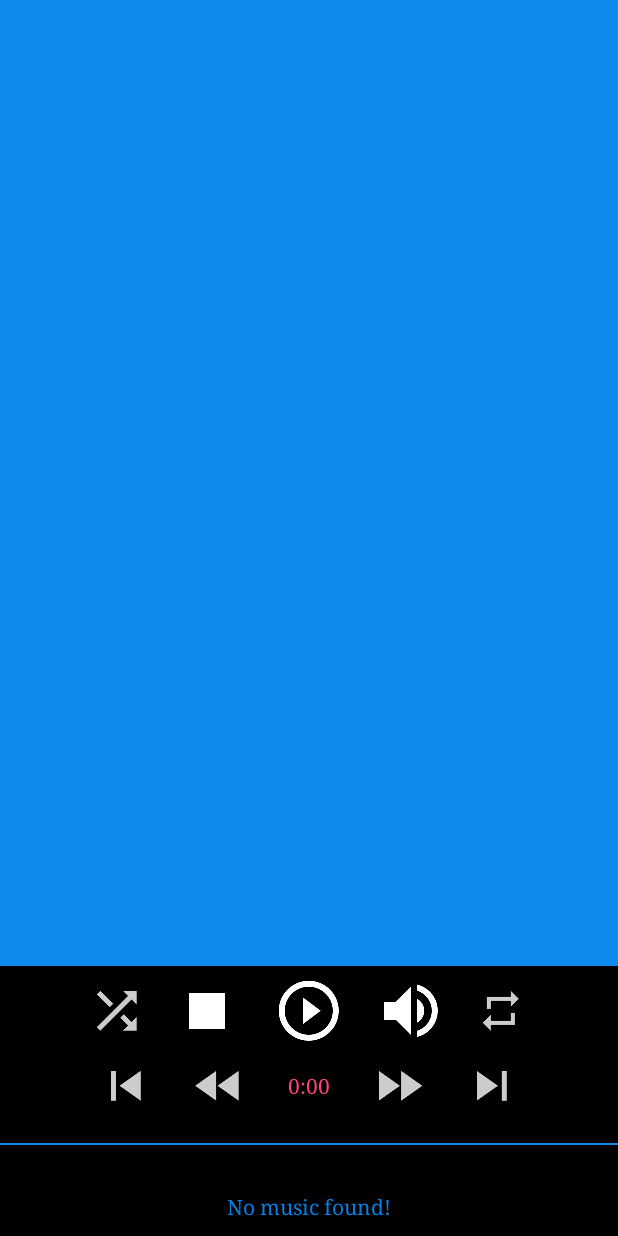
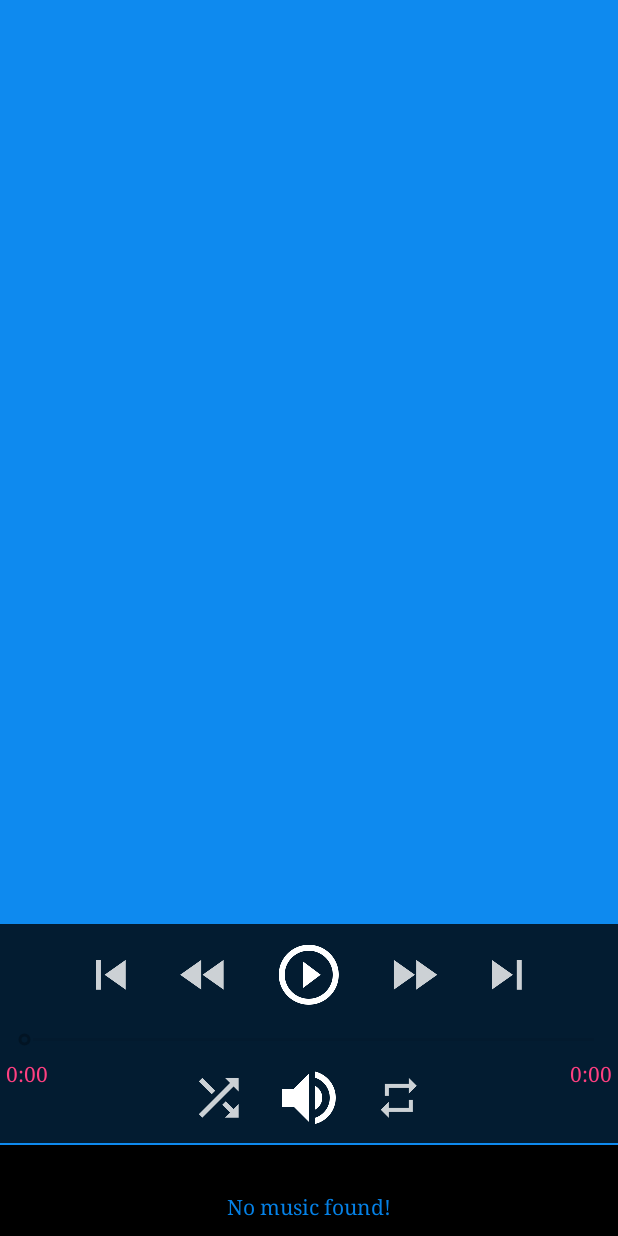
Before and after one commit to DominList/DPLAudioPlayer, an Android app: the screen it shows after launch (MainActivity), on a phone screen of 412 x 824 dp. Run offline under Robolectric (Android 15) with nearby library versions, the light colour scheme and no system bars; 2 statements that could not run were skipped.

Commit message:
layout changed to transparency

```diff
--- a/app/src/main/java/com/dpl/dominlist/dplaudioplayer/AudioPlayerService.java
+++ b/app/src/main/java/com/dpl/dominlist/dplaudioplayer/AudioPlayerService.java
@@ -13,7 +13,6 @@ import android.provider.MediaStore;
 import android.support.annotation.Nullable;
 import android.util.Log;
 
-import java.util.Arrays;
 import java.util.ArrayList;
 import java.util.List;
 import java.util.Random;
@@ -342,7 +341,7 @@ public class AudioPlayerService extends Service implements MediaPlayer.OnPrepare
      */
     @Override
     public void onSeekComplete(MediaPlayer mp) {
-        mp.start();
+        if(mediaPlayer.isPlaying())  mp.start();
     }
 
     /**
--- a/app/src/main/java/com/dpl/dominlist/dplaudioplayer/MainActivity.java
+++ b/app/src/main/java/com/dpl/dominlist/dplaudioplayer/MainActivity.java
@@ -53,6 +53,7 @@ public class MainActivity extends AppCompatActivity implements SeekBar.OnSeekBar
     private TextView dirView;
     private TextView trackDataView;
     private TextView trackTimeView;
+    private TextView trackDurationView;
     private SeekBar seekBar;
 
     // Declaration of necessary utils
@@ -76,20 +77,20 @@ public class MainActivity extends AppCompatActivity implements SeekBar.OnSeekBar
     private Runnable mUpdateTimeTask = new Runnable() {
         public void run() {
 
-                //long totalDuration = audioService.getDuration();
+                long totalDuration = myPlaylist.get(currentSongPos).getDuration();
                 long currentDuration = audioService.getCurrentPosition();
                 setCurrentSongPos(audioService.getCurrentSongPos());
                 showTrackData();
                 //Displaying Total Duration time
-                //trackTimeView.setText(""+utils.milliSecondsToTimer(totalDuration));
+                trackDurationView.setText(""+utils.milliSecondsToTimer(totalDuration));
                 // Displaying time completed playing
                 trackTimeView.setText(utils.milliSecondsToTimer(currentDuration));
                 // Updating progress bar
-                int progress = utils.getProgressPercentage(currentDuration, myPlaylist.get(currentSongPos).getDuration());
+                int progress = utils.getProgressPercentage(currentDuration, totalDuration );
                 //Log.d("Progress", ""+progress);
                 seekBar.setProgress(progress);
                 // Running this thread after 200 milliseconds
-                handler.postDelayed(this, 100); //////////////////////////////  TEST
+                handler.postDelayed(this, 100);
         }
     };
 
@@ -108,6 +109,7 @@ public class MainActivity extends AppCompatActivity implements SeekBar.OnSeekBar
         dirView = (TextView) findViewById(R.id.directory);
         trackDataView = (TextView) findViewById(R.id.current_track);
         trackTimeView = (TextView) findViewById(R.id.time_text);
+        trackDurationView = (TextView)findViewById(R.id.durationText);
         buttonStop = (ImageButton) findViewById(R.id.button_stop);
         buttonPlay = (ImageButton) findViewById(R.id.button_play);
         buttonMute = (ImageButton) findViewById(R.id.button_mute);
@@ -148,7 +150,7 @@ public class MainActivity extends AppCompatActivity implements SeekBar.OnSeekBar
             trackDataView.setText("");
             buttonPlay.setEnabled(false);
             seekBar.setEnabled(false);
-            Toast.makeText(getBaseContext(), R.string.no_music_found, Toast.LENGTH_SHORT).show();
+//            Toast.makeText(getBaseContext(), R.string.no_music_found, Toast.LENGTH_SHORT).show();
         }
 
         /**
@@ -217,12 +219,12 @@ public class MainActivity extends AppCompatActivity implements SeekBar.OnSeekBar
             public void onClick(View view) {
                 if (isPlayingShuffle && audioService.isShuffle()){
                     buttonShuffle.setImageResource(R.drawable.ic_action_shuffle_off);
-                    Toast.makeText(MainActivity.this, R.string.shuffle_off, Toast.LENGTH_SHORT).show();
+//                    Toast.makeText(MainActivity.this, R.string.shuffle_off, Toast.LENGTH_SHORT).show();
                     isPlayingShuffle = false;
                     audioService.setShuffle(false);
                 } else {
                     buttonShuffle.setImageResource(R.drawable.ic_action_shuffle_on);
-                    Toast.makeText(MainActivity.this, R.string.shuffle_on, Toast.LENGTH_SHORT).show();
+//                    Toast.makeText(MainActivity.this, R.string.shuffle_on, Toast.LENGTH_SHORT).show();
                     isPlayingShuffle = true;
                     audioService.setShuffle(true);
                 }
@@ -415,7 +417,7 @@ public class MainActivity extends AppCompatActivity implements SeekBar.OnSeekBar
     private void repeatOn() {
         audioService.setLooping(true);
         buttonRepeat.setImageResource(R.drawable.ic_repeat_on);
-        Toast.makeText(this, R.string.repeat_on, Toast.LENGTH_SHORT).show();
+//        Toast.makeText(this, R.string.repeat_on, Toast.LENGTH_SHORT).show();
     }
 
     /**
@@ -424,7 +426,7 @@ public class MainActivity extends AppCompatActivity implements SeekBar.OnSeekBar
     private void repeatOff() {
         audioService.setLooping(false);
         buttonRepeat.setImageResource(R.drawable.ic_repeat_off);
-        Toast.makeText(this, R.string.repeat_off, Toast.LENGTH_SHORT).show();
+//        Toast.makeText(this, R.string.repeat_off, Toast.LENGTH_SHORT).show();
     }
 
     /**
@@ -443,7 +445,7 @@ public class MainActivity extends AppCompatActivity implements SeekBar.OnSeekBar
         audioService.muteOn();
         muted = true;
         buttonMute.setImageResource(R.drawable.ic_volume_off_white_48dp);
-        Toast.makeText(MainActivity.this, R.string.mute, Toast.LENGTH_SHORT).show();
+//        Toast.makeText(MainActivity.this, R.string.mute, Toast.LENGTH_SHORT).show();
     }
 
     /**
--- a/app/src/main/res/layout/activity_main.xml
+++ b/app/src/main/res/layout/activity_main.xml
@@ -1,5 +1,5 @@
 <?xml version="1.0" encoding="utf-8"?>
-<LinearLayout xmlns:android="http://schemas.android.com/apk/res/android"
+<RelativeLayout xmlns:android="http://schemas.android.com/apk/res/android"
     xmlns:tools="http://schemas.android.com/tools"
     android:id="@+id/activity_main"
     android:layout_width="match_parent"
@@ -7,56 +7,60 @@
     android:background="@color/colorLight"
     android:orientation="vertical">
 
+
+    <TextView
+        android:id="@+id/directory"
+        android:layout_width="match_parent"
+        android:layout_height="wrap_content"
+        android:layout_alignParentBottom="true"
+        android:background="@color/colorBlack"
+        android:paddingBottom="10dp"
+        android:paddingLeft="4dp"
+        android:paddingRight="4dp"
+        android:paddingTop="4dp"
+        android:text="@string/playlist_info"
+        android:textAlignment="center"
+        android:textColor="@color/colorLight"
+        android:typeface="serif"
+        />
+
+
+    <TextView
+        android:id="@+id/current_track"
+        android:layout_width="match_parent"
+        android:layout_height="wrap_content"
+        android:layout_above="@id/directory"
+        android:layout_gravity="center_horizontal"
+        android:layout_marginTop="@dimen/activity_horizontal_margin"
+        android:background="@color/colorBlack"
+        android:padding="4dp"
+        android:text="@string/track_info"
+        android:textAlignment="center"
+        android:textColor="@color/colorLight"
+        android:typeface="serif"
+        android:maxLines="1"/>
+
     <ListView xmlns:android="http://schemas.android.com/apk/res/android"
         xmlns:tools="http://schemas.android.com/tools"
         android:id="@+id/list"
         android:layout_width="match_parent"
         android:layout_height="match_parent"
-        android:layout_weight="1"
+        android:layout_marginTop="@dimen/activity_horizontal_margin"
         android:drawSelectorOnTop="true"
         android:orientation="vertical"
         tools:context=".MainActivity"
-        android:layout_marginTop="@dimen/activity_horizontal_margin"
+        android:layout_above="@id/current_track"
         />
 
     <RelativeLayout
+        android:id="@+id/function_bar"
         android:layout_width="match_parent"
         android:layout_height="60dp"
-        android:background="@color/colorBlackTransparent">
-
-
-        <ImageButton
-            android:id="@+id/button_play"
-            android:layout_width="wrap_content"
-            android:layout_height="match_parent"
-            android:layout_centerHorizontal="true"
-            android:background="@color/colorBlackTransparent"
-            android:contentDescription="@string/button_play"
-            android:src="@drawable/ic_play_circle_outline_white_48dp" />
-
-        <ImageButton
-            android:id="@+id/button_stop"
-            android:layout_width="wrap_content"
-            android:layout_height="match_parent"
-            android:layout_marginEnd="@dimen/activity_vertical_margin"
-            android:layout_marginRight="@dimen/activity_vertical_margin"
-            android:layout_toLeftOf="@id/button_play"
-            android:layout_toStartOf="@id/button_play"
-            android:background="@color/colorBlackTransparent"
-            android:contentDescription="@string/button_stop"
-            android:src="@drawable/ic_stop_white_48dp" />
-
-        <ImageButton
-            android:id="@+id/button_shuffle"
-            android:layout_width="wrap_content"
-            android:layout_height="match_parent"
-            android:layout_marginEnd="@dimen/activity_vertical_margin"
-            android:layout_marginRight="@dimen/activity_vertical_margin"
-            android:layout_toLeftOf="@id/button_stop"
-            android:layout_toStartOf="@id/button_stop"
-            android:background="@color/colorBlackTransparent"
-            android:contentDescription="@string/button_shuffle"
-            android:src="@drawable/ic_action_shuffle_off" />
+        android:layout_above="@id/current_track"
+        android:background="@color/colorBlackTransparent"
+        android:padding="4dp"
+        android:clickable="true"
+        >
 
 
         <ImageButton
@@ -65,11 +69,51 @@
             android:layout_height="match_parent"
             android:layout_marginLeft="@dimen/activity_vertical_margin"
             android:layout_marginStart="@dimen/activity_vertical_margin"
-            android:layout_toEndOf="@id/button_play"
-            android:layout_toRightOf="@id/button_play"
-            android:background="@color/colorBlackTransparent"
+            android:layout_centerHorizontal="true"
+            android:background="@android:color/transparent"
             android:contentDescription="@string/mute"
             android:src="@drawable/ic_volume_up_white_48dp" />
+
+        <ImageButton
+            android:id="@+id/button_shuffle"
+            android:layout_width="wrap_content"
+            android:layout_height="match_parent"
+            android:layout_marginStart="@dimen/activity_vertical_margin"
+            android:layout_marginLeft="@dimen/activity_vertical_margin"
+            android:layout_toStartOf="@id/button_mute"
+            android:layout_toLeftOf="@id/button_mute"
+            android:background="@android:color/transparent"
+            android:contentDescription="@string/button_shuffle"
+            android:src="@drawable/ic_action_shuffle_off" />
+
+        <TextView
+            android:id="@+id/time_text"
+            android:layout_width="wrap_content"
+            android:layout_height="match_parent"
+            android:layout_alignParentLeft="true"
+            android:background="@android:color/transparent"
+            android:contentDescription="@string/track_time"
+            android:gravity="top"
+            android:src="@drawable/ic_play_circle_outline_white_48dp"
+            android:text="@string/time_reset"
+            android:textAlignment="center"
+            android:textColor="@color/colorAccent"
+            android:typeface="serif"
+            />
+
+        <ImageButton
+            android:id="@+id/button_stop"
+            android:layout_width="wrap_content"
+            android:layout_height="match_parent"
+            android:layout_marginEnd="@dimen/activity_vertical_margin"
+            android:layout_marginRight="@dimen/activity_vertical_margin"
+            android:layout_toLeftOf="@id/button_shuffle"
+            android:layout_toStartOf="@id/button_shuffle"
+            android:background="@android:color/transparent"
+            android:src="@drawable/ic_stop_white_48dp"
+            android:visibility="gone"
+            />
+
 
         <ImageButton
             android:id="@+id/button_repeat"
@@ -79,84 +123,24 @@
             android:layout_marginStart="@dimen/activity_vertical_margin"
             android:layout_toEndOf="@id/button_mute"
             android:layout_toRightOf="@id/button_mute"
-            android:background="@android:color/black"
+            android:background="@android:color/transparent"
             android:contentDescription="@string/button_loop"
             android:src="@drawable/ic_repeat_off" />
 
-    </RelativeLayout>
-
-    <RelativeLayout
-        android:layout_width="match_parent"
-        android:layout_height="40dp"
-        android:layout_marginTop="0dp"
-        android:background="@color/colorBlackTransparent"
-        android:paddingBottom="10dp"
-        android:paddingTop="10dp">
-
-
         <TextView
-            android:id="@+id/time_text"
+            android:id="@+id/durationText"
             android:layout_width="wrap_content"
             android:layout_height="match_parent"
-            android:layout_centerHorizontal="true"
-            android:background="@color/colorBlackTransparent"
+            android:layout_alignParentRight="true"
+            android:background="@android:color/transparent"
             android:contentDescription="@string/track_time"
-            android:gravity="center"
+            android:gravity="top"
             android:src="@drawable/ic_play_circle_outline_white_48dp"
             android:text="@string/time_reset"
+            android:textAlignment="center"
             android:textColor="@color/colorAccent"
-            android:textAlignment="center"
             android:typeface="serif"
             />
-
-        <ImageButton
-            android:id="@+id/button_back"
-            android:layout_width="wrap_content"
-            android:layout_height="match_parent"
-            android:layout_marginEnd="@dimen/activity_vertical_margin_arrows"
-            android:layout_marginRight="@dimen/activity_vertical_margin_arrows"
-            android:layout_toLeftOf="@id/time_text"
-            android:layout_toStartOf="@id/time_text"
-            android:background="@color/colorBlackTransparent"
-            android:contentDescription="@string/button_back"
-            android:src="@drawable/ic_action_back" />
-
-        <ImageButton
-            android:id="@+id/button_forward"
-            android:layout_width="wrap_content"
-            android:layout_height="match_parent"
-            android:layout_marginLeft="@dimen/activity_vertical_margin_arrows"
-            android:layout_marginStart="@dimen/activity_vertical_margin_arrows"
-            android:layout_toEndOf="@id/time_text"
-            android:layout_toRightOf="@id/time_text"
-            android:background="@color/colorBlackTransparent"
-            android:contentDescription="@string/button_forward"
-            android:src="@drawable/ic_action_forward" />
-
-        <ImageButton
-            android:id="@+id/button_previous"
-            android:layout_width="wrap_content"
-            android:layout_height="match_parent"
-            android:layout_marginEnd="@dimen/activity_vertical_margin_arrows"
-            android:layout_marginRight="@dimen/activity_vertical_margin_arrows"
-            android:layout_toLeftOf="@id/button_back"
-            android:layout_toStartOf="@id/button_back"
-            android:background="@android:color/black"
-            android:contentDescription="@string/button_prev"
-            android:src="@drawable/ic_action_previous" />
-
-        <ImageButton
-            android:id="@+id/button_next"
-            android:layout_width="wrap_content"
-            android:layout_height="match_parent"
-            android:layout_marginLeft="@dimen/activity_vertical_margin_arrows"
-            android:layout_marginStart="@dimen/activity_vertical_margin_arrows"
-            android:layout_toEndOf="@id/button_forward"
-            android:layout_toRightOf="@id/button_forward"
-            android:background="@android:color/black"
-            android:contentDescription="@string/button_next"
-            android:src="@drawable/ic_action_next" />
-
 
     </RelativeLayout>
 
@@ -166,40 +150,91 @@
         style="@style/Widget.AppCompat.SeekBar"
         android:layout_width="match_parent"
         android:layout_height="wrap_content"
+        android:layout_above="@id/function_bar"
         android:background="@color/colorBlackTransparent"
         android:max="100"
         android:progress="0"
-        android:layout_marginBottom="@dimen/activity_horizontal_margin"
-        />
-
-    <TextView
-        android:id="@+id/current_track"
-        android:layout_width="match_parent"
-        android:layout_height="wrap_content"
-        android:layout_gravity="center_horizontal"
-        android:background="@color/colorBlackTransparent"
-        android:padding="4dp"
-        android:text="@string/track_info"
-        android:textColor="@color/colorLight"
-        android:textAlignment="center"
-        android:typeface="serif" />
-
-    <TextView
-        android:id="@+id/directory"
-        android:layout_width="match_parent"
-        android:layout_height="wrap_content"
-        android:layout_gravity="center_horizontal"
-        android:background="@color/colorBlackTransparent"
-        android:paddingTop="4dp"
-        android:paddingLeft="4dp"
-        android:paddingRight="4dp"
-        android:paddingBottom="10dp"
-        android:text="@string/playlist_info"
-        android:textColor="@color/colorLight"
-        android:textAlignment="center"
-        android:typeface="serif"
+        android:clickable="true"
         />
 
 
+    <RelativeLayout
+        android:id="@+id/control_bar"
+        android:layout_width="match_parent"
+        android:layout_height="wrap_content"
+        android:layout_above="@id/seekBar"
+        android:layout_marginTop="0dp"
+        android:background="@color/colorBlackTransparent"
+        android:paddingBottom="10dp"
+        android:paddingTop="10dp"
+        android:clickable="true"
+        >
 
-</LinearLayout>
+
+        <ImageButton
+            android:id="@+id/button_play"
+            android:layout_width="wrap_content"
+            android:layout_height="wrap_content"
+            android:layout_centerHorizontal="true"
+            android:background="@android:color/transparent"
+            android:contentDescription="@string/button_play"
+            android:src="@drawable/ic_play_circle_outline_white_48dp" />
+
+        <ImageButton
+            android:id="@+id/button_back"
+            android:layout_width="wrap_content"
+            android:layout_height="wrap_content"
+            android:layout_marginEnd="@dimen/activity_vertical_margin_arrows"
+            android:layout_marginRight="@dimen/activity_vertical_margin_arrows"
+            android:layout_toLeftOf="@id/button_play"
+            android:layout_toStartOf="@id/button_play"
+            android:layout_centerVertical="true"
+            android:background="@android:color/transparent"
+            android:contentDescription="@string/button_back"
+            android:src="@drawable/ic_action_back" />
+
+        <ImageButton
+            android:id="@+id/button_forward"
+            android:layout_width="wrap_content"
+            android:layout_height="wrap_content"
+            android:layout_marginLeft="@dimen/activity_vertical_margin_arrows"
+            android:layout_marginStart="@dimen/activity_vertical_margin_arrows"
+            android:layout_toEndOf="@id/button_play"
+            android:layout_toRightOf="@id/button_play"
+            android:layout_centerVertical="true"
+            android:background="@android:color/transparent"
+            android:contentDescription="@string/button_forward"
+            android:src="@drawable/ic_action_forward" />
+
+        <ImageButton
+            android:id="@+id/button_previous"
+            android:layout_width="wrap_content"
+            android:layout_height="wrap_content"
+            android:layout_marginEnd="@dimen/activity_vertical_margin_arrows"
+            android:layout_marginRight="@dimen/activity_vertical_margin_arrows"
+            android:layout_toLeftOf="@id/button_back"
+            android:layout_toStartOf="@id/button_back"
+            android:layout_centerVertical="true"
+            android:background="@android:color/transparent"
+            android:contentDescription="@string/button_prev"
+            android:src="@drawable/ic_action_previous" />
+
+        <ImageButton
+            android:id="@+id/button_next"
+            android:layout_width="wrap_content"
+            android:layout_height="wrap_content"
+            android:layout_marginLeft="@dimen/activity_vertical_margin_arrows"
+            android:layout_marginStart="@dimen/activity_vertical_margin_arrows"
+            android:layout_toEndOf="@id/button_forward"
+            android:layout_toRightOf="@id/button_forward"
+            android:layout_centerVertical="true"
+            android:background="@android:color/transparent"
+            android:contentDescription="@string/button_next"
+            android:src="@drawable/ic_action_next" />
+
+    </RelativeLayout>
+
+
+
+
+</RelativeLayout>
--- a/app/src/main/res/layout/playlist_item.xml
+++ b/app/src/main/res/layout/playlist_item.xml
@@ -16,7 +16,7 @@
 
     <LinearLayout xmlns:android="http://schemas.android.com/apk/res/android"
         xmlns:tools="http://schemas.android.com/tools"
-        android:layout_width="match_parent"
+        android:layout_width="0dp"
         android:layout_height="wrap_content"
         android:layout_weight="1"
         android:background="@color/colorPlaylist"
--- a/app/src/main/res/values/colors.xml
+++ b/app/src/main/res/values/colors.xml
@@ -7,7 +7,8 @@
     <color name="colorPlayer">#9502f2</color>
     <color name="colorPlaylist">#333633</color>
     <color name="colorLight">#f50586ef</color>
-    <color name="colorBlackTransparent">#000000</color>
+    <color name="colorBlackTransparent">#cb000000</color>
+    <color name="colorBlack">#000000</color>
 
 
 </resources>
--- a/app/src/main/res/values/styles.xml
+++ b/app/src/main/res/values/styles.xml
@@ -4,7 +4,7 @@
     <style name="AppTheme" parent="Theme.AppCompat.Light.NoActionBar">
         <!-- Customize your theme here. -->
         <item name="colorPrimary">@color/colorPrimary</item>
-        <item name="colorPrimaryDark">@color/colorBlackTransparent</item>
+        <item name="colorPrimaryDark">@color/colorBlack</item>
         <item name="colorAccent">@color/colorAccent</item>
     </style>
 
```
Also changed, not shown: app/src/main/res/drawable-hdpi/ic_action_play.png (added), app/src/main/res/drawable-mdpi/ic_action_play.png (added), app/src/main/res/drawable-xhdpi/ic_action_play.png (added), app/src/main/res/drawable-xxhdpi/ic_action_play.png (added).
